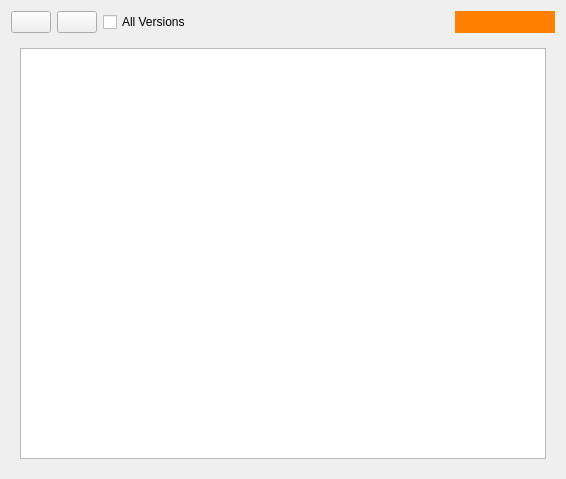
Old version of the form resources/file_list_form.ui in the repository shotgunsoftware/tk-multi-workfiles2.
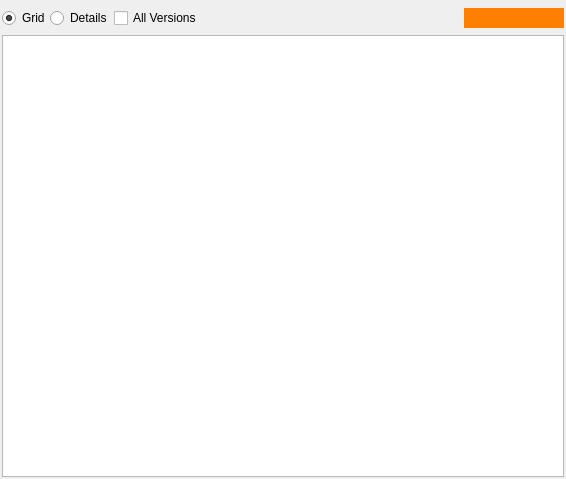
New version of the form. The open tabs and pages were chosen to show the change. Custom widgets are drawn as their Qt base class.

Commit message: wip - basic file lists working

What changed in the file:
```diff
--- a/resources/file_list_form.ui
+++ b/resources/file_list_form.ui
@@ -13,22 +13,43 @@
   <property name="windowTitle">
    <string>Form</string>
   </property>
-  <layout class="QVBoxLayout" name="verticalLayout">
+  <layout class="QVBoxLayout" name="verticalLayout" stretch="0,1">
+   <property name="spacing">
+    <number>2</number>
+   </property>
+   <property name="leftMargin">
+    <number>2</number>
+   </property>
+   <property name="topMargin">
+    <number>8</number>
+   </property>
+   <property name="rightMargin">
+    <number>2</number>
+   </property>
+   <property name="bottomMargin">
+    <number>2</number>
+   </property>
    <item>
     <layout class="QHBoxLayout" name="horizontalLayout_3" stretch="0,0,1,0">
      <item>
       <layout class="QHBoxLayout" name="horizontalLayout">
+       <property name="spacing">
+        <number>0</number>
+       </property>
        <item>
-        <widget class="QPushButton" name="pushButton_2">
+        <widget class="QRadioButton" name="grid_radio_btn">
          <property name="text">
-          <string/>
+          <string>Grid</string>
+         </property>
+         <property name="checked">
+          <bool>true</bool>
          </property>
         </widget>
        </item>
        <item>
-        <widget class="QPushButton" name="pushButton">
+        <widget class="QRadioButton" name="details_radio_btn">
          <property name="text">
-          <string/>
+          <string>Details</string>
          </property>
         </widget>
        </item>
@@ -85,6 +106,18 @@
      </widget>
      <widget class="QWidget" name="details_page">
       <layout class="QHBoxLayout" name="horizontalLayout_4">
+       <property name="leftMargin">
+        <number>0</number>
+       </property>
+       <property name="topMargin">
+        <number>5</number>
+       </property>
+       <property name="rightMargin">
+        <number>0</number>
+       </property>
+       <property name="bottomMargin">
+        <number>0</number>
+       </property>
        <item>
         <widget class="FileDetailsView" name="file_details_view"/>
        </item>
```
Left out of the diff: 7 changed lines with no effect on the pictures. The commit also changes 12 other files.
